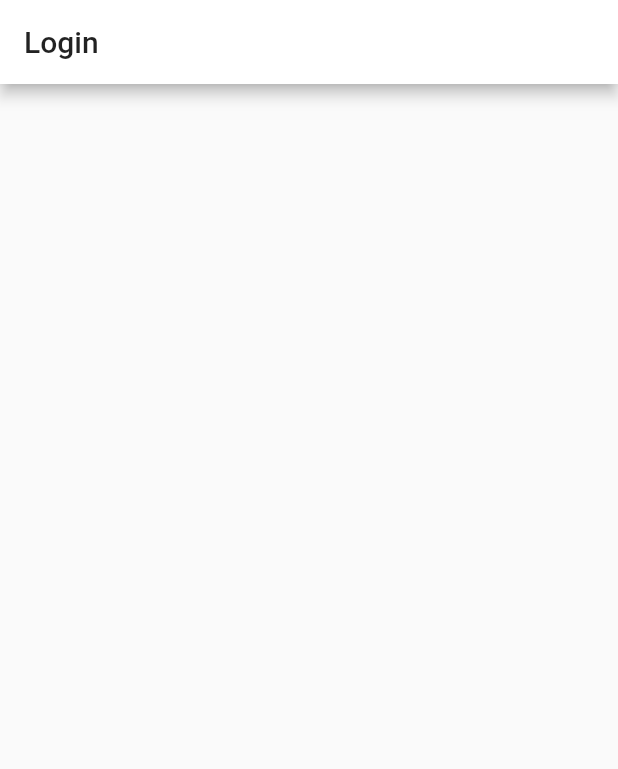
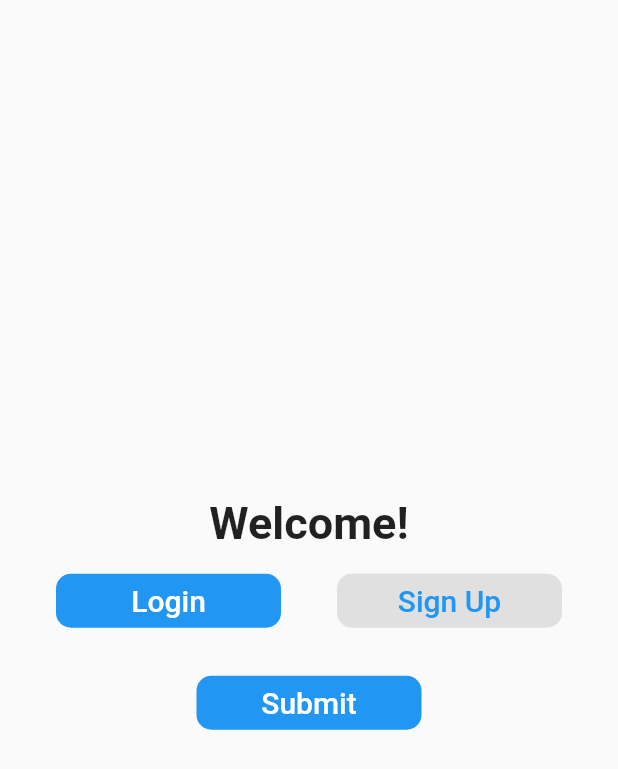
Before and after one commit to TomasKulik/FirebaseChat, a Flutter app: the screen it shows after launch, on a phone screen of 412 x 824 dp. Shown: the top 769 px of the screen. Run offline on Flutter 3.47's test engine with Material 2 defaults, Android fonts, the phone set to English and light mode, and no system bars; our stand-ins replace cloud_firestore, firebase_auth, firebase_messaging; accounts and stored records are empty.

Commit message:
Login screen buttons

```diff
--- a/lib/screens/login_screen.dart
+++ b/lib/screens/login_screen.dart
@@ -6,11 +6,82 @@ class LoginScreen extends StatefulWidget {
 }
 
 class _LoginScreenState extends State<LoginScreen> {
+  int _selectedIndex = 0;
+
   @override
   Widget build(BuildContext context) {
     return Scaffold(
-      appBar: AppBar(
-        title: Text('Login'),
+      body: Center(
+        child: Column(
+          mainAxisAlignment: MainAxisAlignment.center,
+          children: <Widget>[
+            Text(
+              'Welcome!',
+              style: TextStyle(
+                fontSize: 30.0,
+                fontWeight: FontWeight.w600,
+              ),
+            ),
+            const SizedBox(height: 10.0),
+            Row(
+              mainAxisAlignment: MainAxisAlignment.spaceEvenly,
+              children: <Widget>[
+                Container(
+                  width: 150.0,
+                  child: FlatButton(
+                    shape: RoundedRectangleBorder(
+                      borderRadius: BorderRadius.circular(10.0),
+                    ),
+                    color: _selectedIndex == 0 ? Colors.blue : Colors.grey[300],
+                    child: Text(
+                      'Login',
+                      style: TextStyle(
+                        fontSize: 20.0,
+                        color: _selectedIndex == 0 ? Colors.white : Colors.blue,
+                      ),
+                    ),
+                    onPressed: () => setState(() => _selectedIndex = 0),
+                  ),
+                ),
+                Container(
+                  width: 150.0,
+                  child: FlatButton(
+                    shape: RoundedRectangleBorder(
+                      borderRadius: BorderRadius.circular(10.0),
+                    ),
+                    color: _selectedIndex == 1 ? Colors.blue : Colors.grey[300],
+                    child: Text(
+                      'Sign Up',
+                      style: TextStyle(
+                        fontSize: 20.0,
+                        color: _selectedIndex == 1 ? Colors.white : Colors.blue,
+                      ),
+                    ),
+                    onPressed: () => setState(() => _selectedIndex = 1),
+                  ),
+                ),
+              ],
+            ),
+            const SizedBox(height: 20.0),
+            Container(
+              width: 150.0,
+              child: FlatButton(
+                shape: RoundedRectangleBorder(
+                  borderRadius: BorderRadius.circular(10.0),
+                ),
+                color: Colors.blue,
+                child: Text(
+                  'Submit',
+                  style: TextStyle(
+                    fontSize: 20.0,
+                    color: Colors.white,
+                  ),
+                ),
+                onPressed: () {},
+              ),
+            ),
+          ],
+        ),
       ),
     );
   }
```
